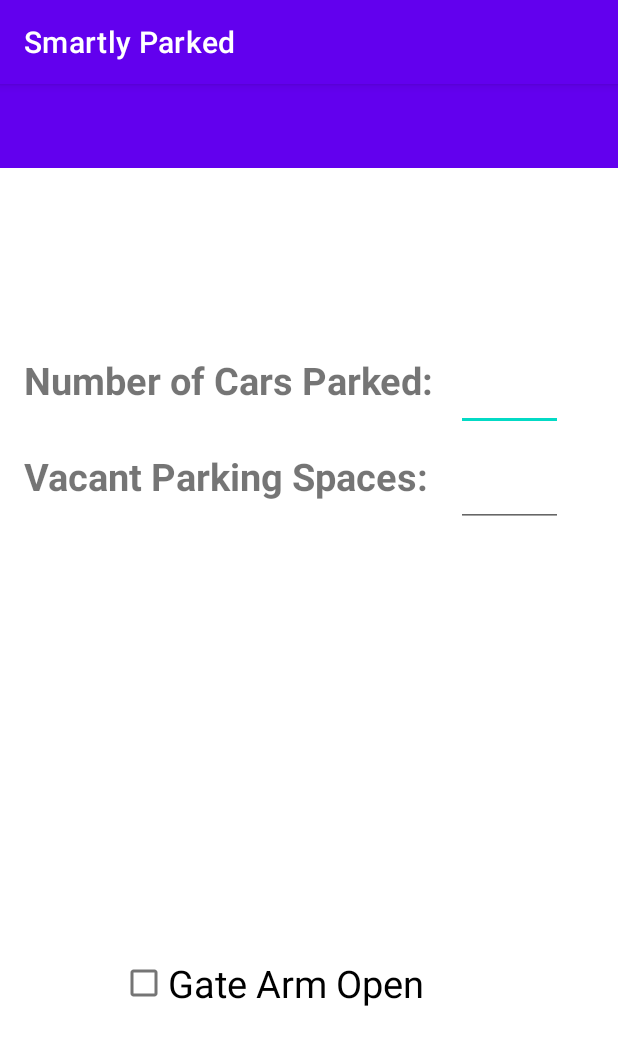
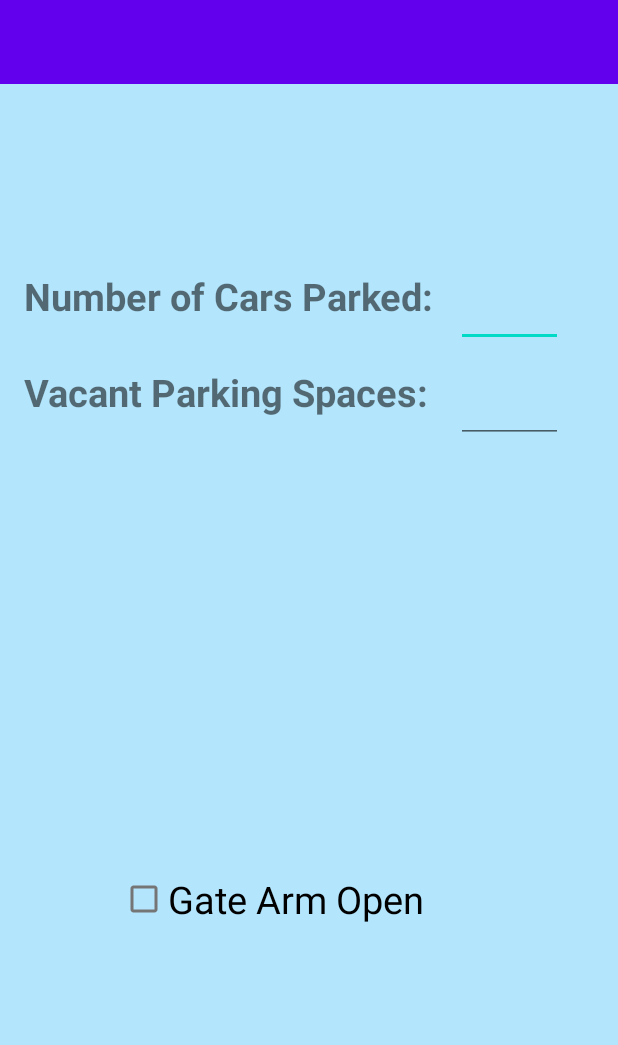
Before and after one commit to RameshNarayanGaire2430/SmartlyParked, an Android app: the screen it shows after launch (MainActivity), on a phone screen of 412 x 824 dp. Shown: the top 1045 px of the screen. Run offline under Robolectric (Android 15) with nearby library versions, the light colour scheme and no system bars.

Commit message:
Style changed

```diff
--- a/app/src/main/AndroidManifest.xml
+++ b/app/src/main/AndroidManifest.xml
@@ -14,7 +14,8 @@
         tools:targetApi="33">
         <activity
             android:name=".MainActivity"
-            android:exported="true">
+            android:exported="true"
+            android:theme="@style/Theme.SmartlyParked.NoActionBar">
             <intent-filter>
                 <action android:name="android.intent.action.MAIN" />
 
--- a/app/src/main/res/values-night/themes.xml
+++ b/app/src/main/res/values-night/themes.xml
@@ -13,4 +13,16 @@
         <item name="android:statusBarColor">?attr/colorPrimaryVariant</item>
         <!-- Customize your theme here. -->
     </style>
+
+    <style name="ToolBarStyle" parent="Theme.SmartlyParked">
+        <item name="android:textColorPrimary">@color/white</item>
+        <item name="colorControlNormal">@android:color/black</item>
+
+    </style>
+
+    <style name="Theme.SmartlyParked.NoActionBar">
+        <item name="windowActionBar">false</item>
+        <item name="windowNoTitle">true</item>
+        <item name="android:windowBackground">#212121</item>
+    </style>
 </resources>
--- a/app/src/main/res/values/themes.xml
+++ b/app/src/main/res/values/themes.xml
@@ -18,6 +18,13 @@
         <item name="android:textColorPrimary">@color/black</item>
         <item name="colorControlNormal">@android:color/white</item>
 
+    </style>
 
+    <style name="Theme.SmartlyParked.NoActionBar">
+        <item name="windowActionBar">false</item>
+        <item name="windowNoTitle">true</item>
+        <item name="android:windowBackground">#B3E5FC</item>
     </style>
+
+
 </resources>
```
